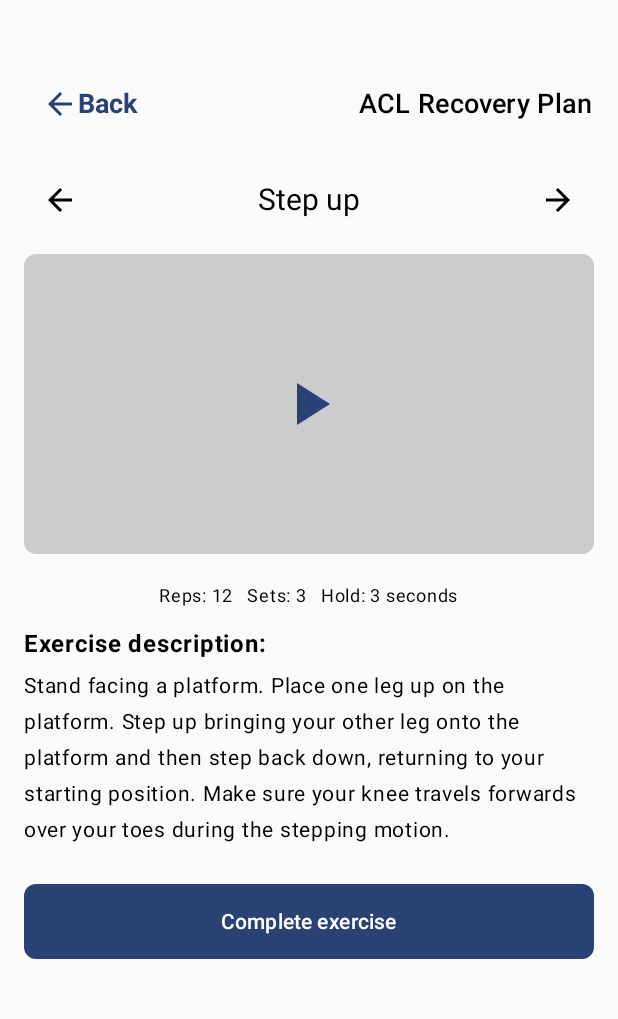
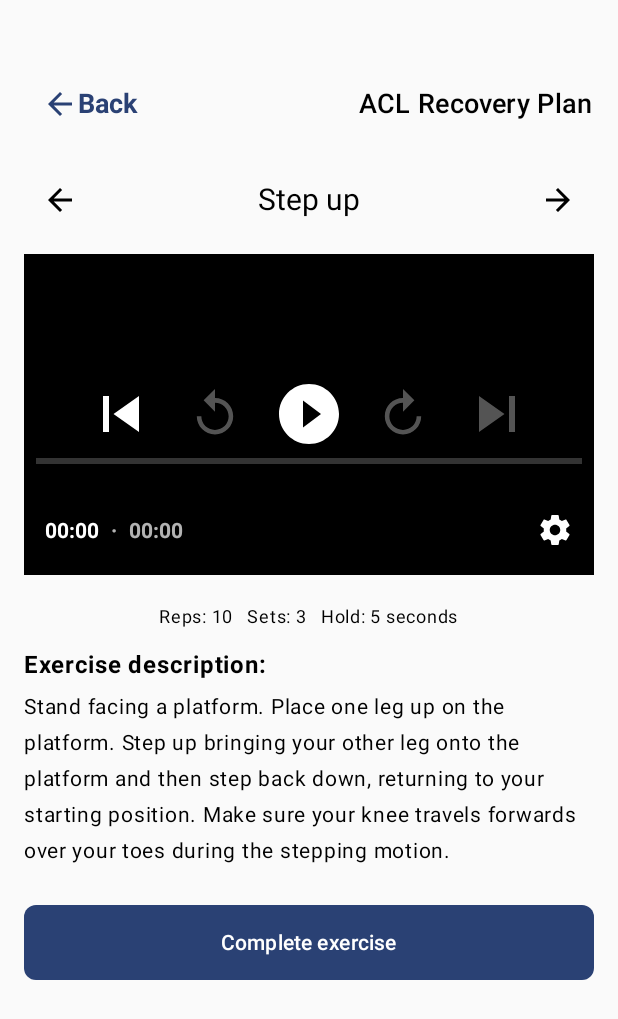
Before and after one commit to CharlieDovey98/RehabPlus, an Android app built with Jetpack Compose: the screen it shows after launch (MainActivity), after a tap on "Step up", on a phone screen of 412 x 824 dp. Shown: the top 1019 px of the screen. Run offline under Robolectric (Android 15) with nearby library versions, the phone set to English and light mode, and no system bars; libraries missing offline, so code that uses them is left out: com.microsoft.identity; pictures from the network do not load; 2 statements that could not run were skipped.

Commit message:
Added VideoPlayer using ExoPlayer for exercise videos with Azure Blob streaming

```diff
--- a/app/build.gradle.kts
+++ b/app/build.gradle.kts
@@ -56,7 +56,10 @@ dependencies {
     androidTestImplementation(libs.androidx.ui.test.junit4)
     debugImplementation(libs.androidx.ui.tooling)
     debugImplementation(libs.androidx.ui.test.manifest)
-    implementation("androidx.navigation:navigation-compose:2.8.9")
+    implementation(libs.androidx.navigation.compose)
+    implementation(libs.androidx.media3.exoplayer)
+    implementation(libs.coil.compose)
+    implementation(libs.androidx.media3.ui)
     implementation("com.microsoft.identity.client:msal:2.0.10") {
         exclude(group = "com.microsoft.device.display", module = "display-mask")
     }
--- a/app/src/main/AndroidManifest.xml
+++ b/app/src/main/AndroidManifest.xml
@@ -19,6 +19,7 @@
         <!-- Main Activity -->
         <activity
             android:name=".MainActivity"
+            android:configChanges="orientation|screenSize"
             android:exported="true"
             android:label="@string/app_name"
             android:theme="@style/Theme.RehabPlus">
--- a/app/src/main/java/com/CharlieDovey/rehabplus/MainActivity.kt
+++ b/app/src/main/java/com/CharlieDovey/rehabplus/MainActivity.kt
@@ -25,65 +25,66 @@ val dbExerciseList = listOf(
     // Temporary list of example exercises the app might use. To be replaced with exercises stored in azure.
     Exercise(
         "1",
-        "Heel slides",
-        "Bend the knee, bringing your heel towards your buttocks.",
-        "Lie on your back with your legs straight and together. Bend the symptomatic leg as far as you can, sliding your heel towards your buttocks, keeping the knee upright throughout this movement. slide the heel back down, reversing the movement until your leg is straight again.",
-        "VideoURL"
+        "Step up",
+        "Step up onto a raised platform.",
+        "Stand facing a platform. Place one leg up on the platform. Step up bringing your other leg onto the platform and then step back down, returning to your starting position. Make sure your knee travels forwards over your toes during the stepping motion.",
+        "https://rehabplusmedia.blob.core.windows.net/videos/Step-Up.mp4",
+        "https://rehabplusmedia.blob.core.windows.net/images/Step-Up.png"
     ),
     Exercise(
         "2",
-        "Step up",
-        "Step up onto a raised platform.",
-        "Stand facing a platform. Place one leg up on the platform. Step up bringing your other leg onto the platform and then step back down, returning to your starting position. Make sure your knee travels forwards over your toes during the stepping motion.",
-        "https://rehabplusmedia.blob.core.windows.net/videos/Step-Up-Exercise.mp4"
+        "Bridging",
+        "Lift hips off the ground into a bridge position.",
+        "Lie on your back with your knees bent and feet flat on the floor. Engage your glutes and lift your hips upwards, creating a straight line from your shoulders to your knees. Hold briefly, then slowly lower your hips back to the ground in a controlled motion.",
+        "https://rehabplusmedia.blob.core.windows.net/videos/Bridging-Exercise.mp4",
+"https://rehabplusmedia.blob.core.windows.net/images/Bridging-Exercise.png"
     ),
     Exercise(
         "3",
-        "Sideways step",
-        "Step sideways onto a raised platform.",
-        "Stand up straight, side on to a platform. Place your closest leg to the platform onto the platform and step up. Push through your raised leg, and stand tall, hovering your other leg above the floor. Return your down onto the floor keeping you other leg on the platform. You may use a handrail or chair to hold onto for support if required.",
-        "VideoURL"
+        "Wall Squat",
+        "Slide down the wall into a squat position.",
+        "Stand with your back against a wall and your feet shoulder-width apart, about a foot away from the wall. Slowly slide down until your knees are at a 90-degree angle, keeping your back flat against the wall. Hold the position briefly and then push back up to standing.",
+        "https://rehabplusmedia.blob.core.windows.net/videos/Wall-Squats.mp4",
+        "https://rehabplusmedia.blob.core.windows.net/images/Wall-Squats.png"
     ),
     Exercise(
         "4",
-        "Step up 2",
-        "Step up onto a raised platform.",
-        "Stand facing a platform. Place one leg up on the platform. Step up bringing your other leg onto the platform and then step back down, returning to your starting position. Make sure your knee travels forwards over your toes during the stepping motion.",
-        "https://rehabplusmedia.blob.core.windows.net/videos/Step-Up-Exercise.mp4"
+        "Hamstring Stretch",
+        "Stretch the back of the thigh to improve flexibility.",
+        "Sit on the floor with one leg extended straight and the other bent inwards. Keeping your back straight, lean forward from your hips toward your extended foot, reaching with your hands until you feel a stretch in the back of your thigh. Hold the stretch, then return upright.",
+        "https://rehabplusmedia.blob.core.windows.net/videos/Hamstring-Stretch.mp4",
+        "https://rehabplusmedia.blob.core.windows.net/images/Hamstring-Stretch.png"
     ),
     Exercise(
         "5",
-        "Step up 3",
-        "Step up onto a raised platform.",
-        "Stand facing a platform. Place one leg up on the platform. Step up bringing your other leg onto the platform and then step back down, returning to your starting position. Make sure your knee travels forwards over your toes during the stepping motion.",
-        "https://rehabplusmedia.blob.core.windows.net/videos/Step-Up-Exercise.mp4"
-    ),
+        "Hip Flexor Stretch",
+        "Stretch the front of your hip and thigh.",
+        "Begin in a kneeling lunge position with one foot forward and the other knee on the ground. Shift your weight forward slightly, keeping your torso upright, until you feel a stretch in the front of your hip on the kneeling leg. Hold the stretch and switch sides.",
+        "https://rehabplusmedia.blob.core.windows.net/videos/Hip-Flexor-Stretch.mp4",
+        "https://rehabplusmedia.blob.core.windows.net/images/Hip-Flexor-Stretch.png"
+    )
+    ,
     Exercise(
         "6",
-        "Step up 4",
-        "Step up onto a raised platform.",
-        "Stand facing a platform. Place one leg up on the platform. Step up bringing your other leg onto the platform and then step back down, returning to your starting position. Make sure your knee travels forwards over your toes during the stepping motion.",
-        "https://rehabplusmedia.blob.core.windows.net/videos/Step-Up-Exercise.mp4"
-    ),
-    Exercise(
-        "7",
-        "Heel slides 2",
-        "Bend the knee, bringing your heel towards your buttocks.",
-        "Lie on your back with your legs straight and together. Bend the symptomatic leg as far as you can, sliding your heel towards your buttocks, keeping the knee upright throughout this movement. slide the heel back down, reversing the movement until your leg is straight again.",
-        "VideoURL"
-))
+        "Knee to Chest Stretch",
+        "Pull your knee to your chest to release tension.",
+        "Lie on your back with both legs extended. Gently pull one knee toward your chest using your hands, keeping the other leg flat on the floor. Hold the stretch, then switch sides. Keep your back relaxed and avoid lifting your head or shoulders.",
+        "https://rehabplusmedia.blob.core.windows.net/videos/Knee-to-Chest-Stretch.mp4",
+        "https://rehabplusmedia.blob.core.windows.net/images/Knee-To-Chest-Stretch.png"
+    )
+)
 
 val sampleProgram = Program(
     id = "p1",
     name = "ACL Recovery Plan",
     instructions = "Follow this plan twice a day",
     assignedExercises = listOf(
-        AssignedExercise("1", 10, 3, 30, false),
-        AssignedExercise("2", 12, 3, 3, true),
-        AssignedExercise("3", 15, 4, 5, false),
-        AssignedExercise("2", 12, 3, 0, true),
-        AssignedExercise("2", 12, 3, 3, false),
+        AssignedExercise("1", 10, 3, 5, false),
         AssignedExercise("2", 12, 3, 5, false),
+        AssignedExercise("3", 15, 4, 3, false),
+        AssignedExercise("4", 12, 3, 12, false),
+        AssignedExercise("5", 12, 3, 8, false),
+        AssignedExercise("6", 12, 3, 8, false),
 
         )
 )
--- a/app/src/main/java/com/CharlieDovey/rehabplus/model/Exercise.kt
+++ b/app/src/main/java/com/CharlieDovey/rehabplus/model/Exercise.kt
@@ -6,4 +6,5 @@ data class Exercise(
     val shortDescription: String,
     val longDescription: String,
     val videoUrl: String,
+    val thumbnailUrl: String
 )
--- /dev/null
+++ b/app/src/main/java/com/CharlieDovey/rehabplus/ui/components/VideoPlayer.kt
@@ -0,0 +1,51 @@
+package com.charliedovey.rehabplus.ui.components
+
+// Import necessary libraries for Jetpack Compose.
+import androidx.compose.runtime.Composable
+import androidx.compose.ui.Modifier
+import androidx.compose.ui.platform.LocalContext
+import androidx.compose.ui.viewinterop.AndroidView
+import androidx.compose.runtime.DisposableEffect
+// Import libraries needed for Android ExoPlayer video playing service.
+import androidx.core.net.toUri
+import androidx.media3.common.MediaItem
+import androidx.media3.exoplayer.ExoPlayer
+import androidx.media3.ui.PlayerView
+
+/**
+ * VideoPlayer is a composable component that displays an exercise video using Android’s embedded ExoPlayer.
+ * This component streams videos from Azure Blob Storage,
+ * and is used within the detailed exercise screen to allow users to view demonstration videos.
+ */
+
+// A reusable Composable function that streams a video using ExoPlayer.
+@Composable
+fun VideoPlayer(videoUrl: String, modifier: Modifier = Modifier) {
+    val context = LocalContext.current
+
+    // Create the ExoPlayer instance.
+    val exoPlayer = ExoPlayer.Builder(context).build().apply {
+        setMediaItem(MediaItem.fromUri(videoUrl.toUri())) // Set the Azure video URL.
+        prepare() // Buffer the video.
+        playWhenReady = false // Don't auto-play the exercise video.
+        volume = 0f // Mute the video.
+    }
+
+    // Release the player when this composable is removed, safe removal.
+    DisposableEffect(Unit) {
+        onDispose {
+            exoPlayer.release()
+        }
+    }
+
+    // Embed Android PlayerView inside Compose.
+    AndroidView(
+        factory = {
+            PlayerView(context).apply {
+                player = exoPlayer
+                useController = true // Show play and pause UI buttons.
+            }
+        },
+        modifier = modifier
+    )
+}
--- a/app/src/main/java/com/CharlieDovey/rehabplus/ui/screens/ExerciseDetailScreen.kt
+++ b/app/src/main/java/com/CharlieDovey/rehabplus/ui/screens/ExerciseDetailScreen.kt
@@ -19,6 +19,7 @@ import androidx.compose.ui.unit.sp
 // Project imports.
 import com.charliedovey.rehabplus.model.AssignedExercise
 import com.charliedovey.rehabplus.model.Exercise
+import com.charliedovey.rehabplus.ui.components.VideoPlayer
 
 @Composable
 fun ExerciseDetailScreen(
@@ -67,21 +68,13 @@ fun ExerciseDetailScreen(
 
         Spacer(modifier = Modifier.height(12.dp))
 
-        // Video Placeholder.
-        Box(
+        // Video player for the exercise.
+        VideoPlayer(
+            videoUrl = exercise.videoUrl,
             modifier = Modifier
                 .fillMaxWidth()
-                .height(200.dp)
-                .background(Color.LightGray, RoundedCornerShape(8.dp)),
-            contentAlignment = Alignment.Center
-        ) {
-            Icon(
-                imageVector = Icons.Default.PlayArrow,
-                contentDescription = "Play Video",
-                tint = MaterialTheme.colorScheme.primary,
-                modifier = Modifier.size(48.dp)
-            )
-        }
+                .aspectRatio(16 / 9f)
+        )
 
         Spacer(modifier = Modifier.height(16.dp))
 
--- a/app/src/main/java/com/CharlieDovey/rehabplus/ui/screens/ProgramScreen.kt
+++ b/app/src/main/java/com/CharlieDovey/rehabplus/ui/screens/ProgramScreen.kt
@@ -9,7 +9,6 @@ import androidx.compose.material.icons.Icons
 import androidx.compose.material.icons.automirrored.filled.ArrowBack
 import androidx.compose.material.icons.automirrored.filled.ArrowForward
 import androidx.compose.material.icons.filled.Check
-import androidx.compose.material.icons.filled.PlayArrow
 import androidx.compose.material3.*
 import androidx.compose.runtime.Composable
 import androidx.compose.ui.Alignment
@@ -18,7 +17,9 @@ import androidx.compose.ui.unit.dp
 import androidx.compose.ui.text.font.FontWeight
 import androidx.compose.ui.unit.sp
 import androidx.compose.ui.graphics.Color
-
+import androidx.compose.ui.layout.ContentScale
+import androidx.compose.ui.draw.clip
+import coil.compose.AsyncImage
 // Import Java libraries for working with date and time.
 import java.text.SimpleDateFormat
 import java.util.*
@@ -34,9 +35,10 @@ import com.charliedovey.rehabplus.model.AssignedExercise
  */
 
 @Composable
-fun ProgramScreen(program: Program,
-                  exerciseMap: Map<String, Exercise>,
-                  onExerciseClick: (AssignedExercise) -> Unit
+fun ProgramScreen(
+    program: Program,
+    exerciseMap: Map<String, Exercise>,
+    onExerciseClick: (AssignedExercise) -> Unit
 ) {
     Column(
         modifier = Modifier
@@ -113,7 +115,7 @@ fun ProgramScreen(program: Program,
                     Card( // Create a card and present the exercises details on.
                         modifier = Modifier.fillMaxWidth(),
                         onClick = { onExerciseClick(assigned) }, // Onclick function to open the detailed exercise view with video explanation.
-                            // TODO: On click navigate to detailed exercise page.
+                        // TODO: On click navigate to detailed exercise page.
                         shape = RoundedCornerShape(8.dp)
                     ) {
                         Row(
@@ -123,14 +125,16 @@ fun ProgramScreen(program: Program,
                             verticalAlignment = Alignment.CenterVertically
                         ) {
                             // Exercise thumbnail.
-                            Icon(
-                                imageVector = Icons.Default.PlayArrow, // Using a play icon for the video instead of a thumbnail. Change to thumbnail in the future.
-                                contentDescription = "View exercise",
-                                tint = MaterialTheme.colorScheme.primary,
-                                modifier = Modifier.size(50.dp)
+                            AsyncImage(
+                                model = exercise.thumbnailUrl,
+                                contentDescription = "Exercise thumbnail",
+                                modifier = Modifier
+                                    .size(100.dp)
+                                    .clip(RoundedCornerShape(30.dp)),
+                                contentScale = ContentScale.Fit // Ensure the thumbnail is completely showing.
                             )
 
-                            Spacer(modifier = Modifier.width(40.dp))
+                            Spacer(modifier = Modifier.width(10.dp))
 
                             // Core exercise information.
                             Column(modifier = Modifier.weight(1f)) {
@@ -138,13 +142,13 @@ fun ProgramScreen(program: Program,
                                 Text(exercise.shortDescription, fontSize = 13.sp)
                                 Spacer(modifier = Modifier.height(4.dp))
                                 Text(
-                                    buildString {
+                                    buildString { // Build a string consisting of Reps, Sets, and Hold if above 0.
                                         append("Reps: ${assigned.reps}   Sets: ${assigned.sets}")
                                         if (assigned.holdTime > 0) {
                                             append("   Hold: ${assigned.holdTime}s")
                                         }
                                     },
-                                    fontSize = 12.sp
+                                    fontSize = 12.sp, fontWeight = FontWeight.Bold
                                 )
                             }
 
```
Also changed, not shown: gradle/libs.versions.toml (+7 -0 lines).
